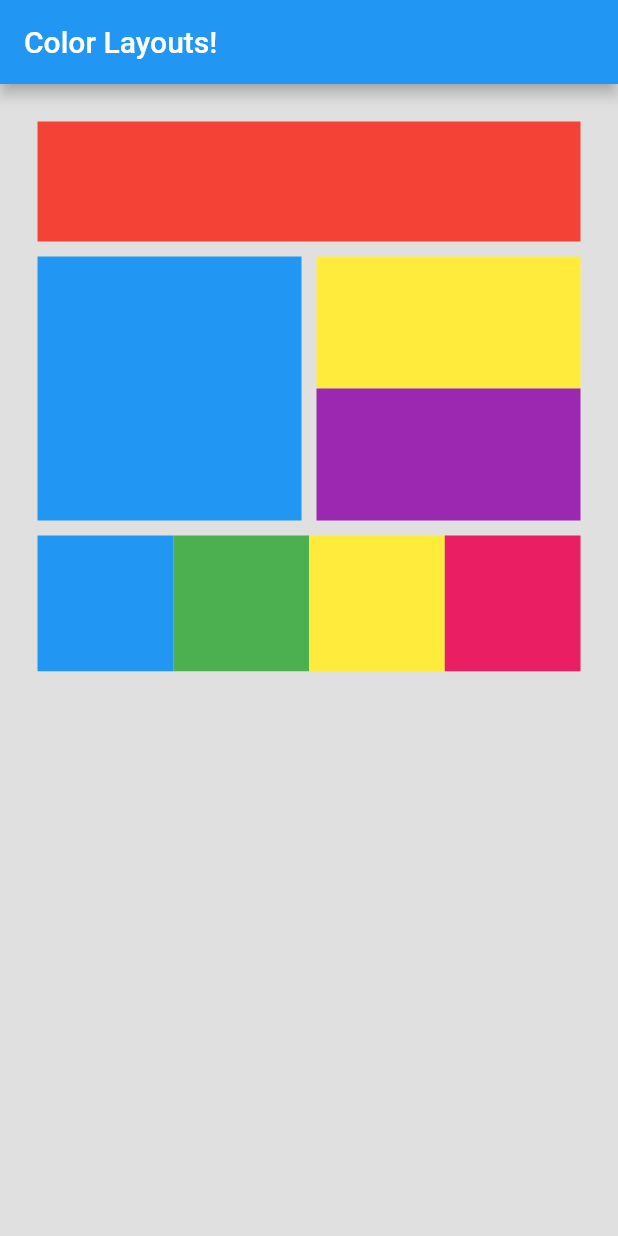
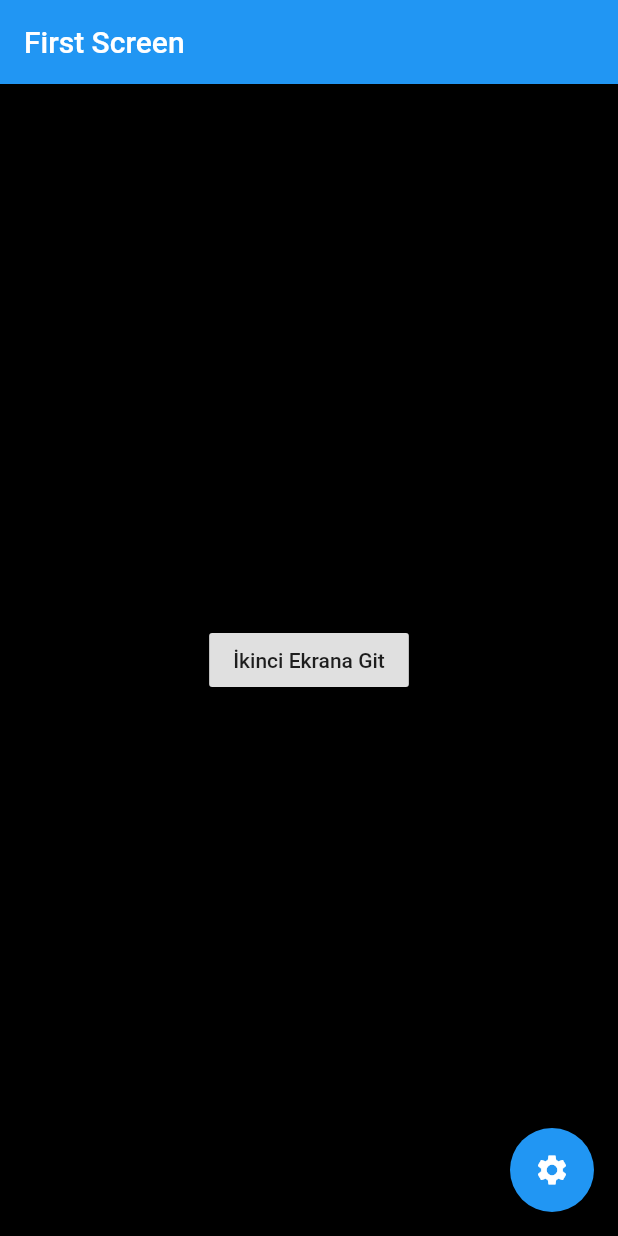
Before and after one commit to reqdevil/Flutter-Course, a Flutter app: the screen it shows after launch, on a phone screen of 412 x 824 dp. Run offline on Flutter 3.47's test engine with Material 2 defaults, Android fonts, the phone set to English and light mode, and no system bars.

Commit message:
Course 2

```diff
--- /dev/null
+++ b/lib/constants.dart
@@ -0,0 +1,3 @@
+// Routes
+const ROUTE_SETTINGS = "/settings";
+const ROUTE_ACCOUNT = "/account";
--- a/lib/main.dart
+++ b/lib/main.dart
@@ -1,4 +1,6 @@
 import 'package:egitim/color_layout.dart';
+import 'package:egitim/pages/first_screen.dart';
+import 'package:egitim/pages/settings_screen.dart';
 import 'package:flutter/material.dart';
 
 void main() {
@@ -14,12 +16,11 @@ class Layouts extends StatelessWidget {
       theme: ThemeData(
         primarySwatch: Colors.blue,
       ),
-      home: Scaffold(
-        appBar: AppBar(
-          title: Text("Color Layouts!"),
-        ),
-        body: ColorLayout(),
-      ),
+      initialRoute: "/",
+      routes: {
+        "/settings": (context) => SettingsScreen(),
+      },
+      home: FirstScreen()
     );
   }
 }
--- /dev/null
+++ b/lib/pages/first_screen.dart
@@ -0,0 +1,37 @@
+import 'package:egitim/pages/second_screen.dart';
+import 'package:egitim/pages/settings_screen.dart';
+import 'package:flutter/material.dart';
+
+class FirstScreen extends StatelessWidget {
+  @override
+  Widget build(BuildContext context) {
+    return Scaffold(
+      appBar: AppBar(
+        title: Text("First Screen"),
+      ),
+      body: Container(
+        color: Colors.black,
+        child: Center(
+          child: RaisedButton(
+            child: Text("İkinci Ekrana Git"),
+            onPressed: () {
+              Navigator.push(
+                context,
+                MaterialPageRoute(builder: (context) => SecondScreen())
+              );
+            },
+          ),
+        ),
+      ),
+      floatingActionButton: FloatingActionButton(
+        child: Icon(Icons.settings),
+        onPressed: () {
+          Navigator.push(
+            context,
+            MaterialPageRoute(builder: (context) => SettingsScreen())
+          );
+        },
+      ),
+    );
+  }
+}
```
Also changed, not shown: lib/pages/second_screen.dart (added, +30 -0 lines), lib/pages/settings_screen.dart (added, +23 -0 lines).
